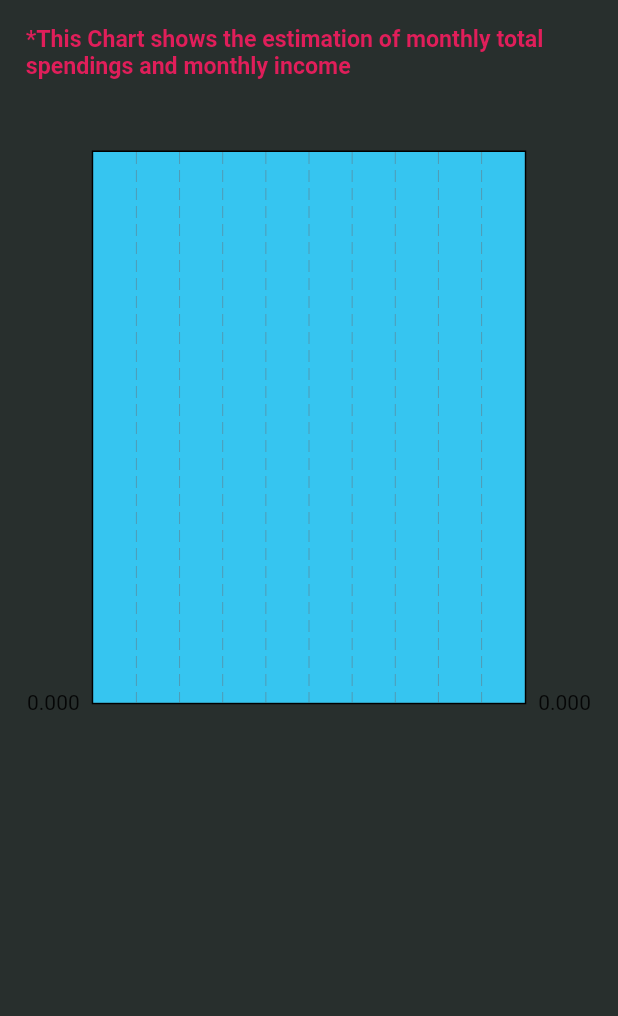
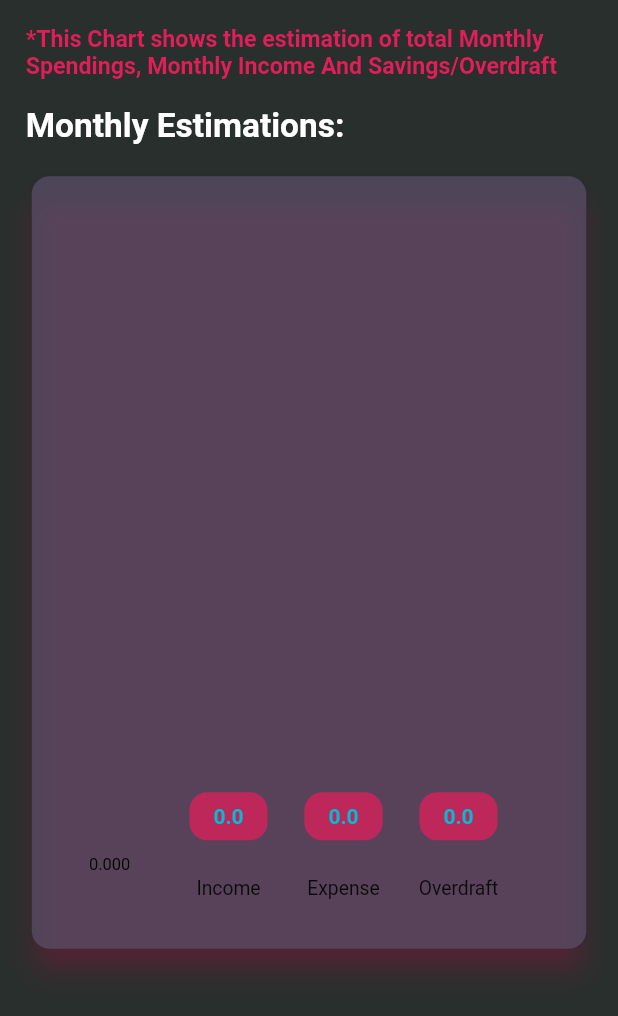
Before and after one commit to Sam21-39/Spend-Analytics, a Flutter app: the Estimate widget shown alone on an empty page, opened directly, on a phone screen of 412 x 824 dp. Shown: the top 1016 px of the screen. Run offline on Flutter 3.47's test engine with Material 2 defaults, Android fonts, the phone set to English and light mode, and no system bars; drawn by our look-alikes of fl_chart; our stand-ins replace flutter_screenutil, flutter_svg, package_info, shared_preferences, sqflite, toast; accounts and stored records are empty.

Commit message:
estimate and datamodel added

```diff
--- /dev/null
+++ b/spend_analytics/lib/Model/data_model.dart
@@ -0,0 +1,42 @@
+import 'package:flutter/material.dart';
+import 'package:spend_analytics/UI/uicolors.dart';
+
+class DataModel {
+  final int id;
+  final String name;
+  final double y;
+  final Color color;
+
+  DataModel({
+    @required this.id,
+    @required this.name,
+    @required this.y,
+    @required this.color,
+  });
+}
+
+class BarData {
+  static List<DataModel> barData(income, outcome) {
+    List<DataModel> bardata = [
+      DataModel(
+        id: 0,
+        name: "Income",
+        y: income,
+        color: UiColors.orange,
+      ),
+      DataModel(
+        id: 1,
+        name: "Expense",
+        y: outcome,
+        color: UiColors.red,
+      ),
+      DataModel(
+        id: 2,
+        name: income > outcome ? "Savings" : "Overdraft",
+        y: (income - outcome).abs(),
+        color: UiColors.primary,
+      ),
+    ];
+    return bardata;
+  }
+}
--- a/spend_analytics/lib/Screens/Charts/estimate.dart
+++ b/spend_analytics/lib/Screens/Charts/estimate.dart
@@ -1,8 +1,15 @@
+import 'dart:math';
+
 import 'package:fl_chart/fl_chart.dart';
 import 'package:flutter/material.dart';
-import 'package:flutter_svg/flutter_svg.dart';
+import 'package:shared_preferences/shared_preferences.dart';
+import 'package:spend_analytics/Model/data_model.dart';
+import 'package:spend_analytics/Model/spending_model.dart';
+import 'package:spend_analytics/Services/db_helper.dart';
 import 'package:spend_analytics/UI/uicolors.dart';
+import 'package:spend_analytics/UI/uitext.dart';
 import 'package:spend_analytics/Utils/display_utils.dart';
+import 'package:spend_analytics/Utils/sp_constants.dart';
 
 class Estimate extends StatefulWidget {
   @override
@@ -10,6 +17,22 @@ class Estimate extends StatefulWidget {
 }
 
 class _EstimateState extends State<Estimate> {
+  double income = 0.0, expense = 0.0;
+  List<SpendingModel> spm = [];
+  DbHelper _dbHelper = DbHelper.dbInstance;
+
+  @override
+  void initState() {
+    super.initState();
+    getDbValues();
+    SharedPreferences.getInstance().then(
+      (sp) {
+        income = sp.getInt(AMOUNT).toDouble();
+        setState(() {});
+      },
+    );
+  }
+
   @override
   Widget build(BuildContext context) {
     var textTheme = Theme.of(context).textTheme;
@@ -19,7 +42,7 @@ class _EstimateState extends State<Estimate> {
       ),
       children: [
         Text(
-          "*This Chart shows the estimation of monthly total spendings and monthly income",
+          "*This Chart shows the estimation of total Monthly Spendings, Monthly Income And Savings/Overdraft",
           style: textTheme.headline4.copyWith(
             fontSize: setScreenUtill(18.0),
             color: UiColors.red,
@@ -28,15 +51,82 @@ class _EstimateState extends State<Estimate> {
         SizedBox(
           height: setScreenUtill(20.0),
         ),
+        Text(
+          "Monthly Estimations:",
+          style: textTheme.headline4.copyWith(
+            fontSize: setScreenUtill(26.0),
+          ),
+        ),
         SizedBox(
-          height: setScreenUtill(500.0),
-          child: BarChart(
-            BarChartData(
-              alignment: BarChartAlignment.center,
-              backgroundColor: UiColors.lightBlue,
-              gridData: FlGridData(
-                drawHorizontalLine: true,
-                drawVerticalLine: true,
+          height: setScreenUtill(20.0),
+        ),
+        Card(
+          color: Colors.transparent,
+          borderOnForeground: true,
+          shape: RoundedRectangleBorder(
+            borderRadius: BorderRadius.circular(12.0),
+          ),
+          child: Container(
+            alignment: Alignment.center,
+            height: setScreenUtill(600.0),
+            padding: EdgeInsets.all(
+              setScreenUtill(30.0),
+            ),
+            decoration: BoxDecoration(
+              color: UiColors.darkGrey.withOpacity(0.75),
+              borderRadius: BorderRadius.circular(12.0),
+            ),
+            child: SizedBox(
+              height: MediaQuery.of(context).size.height * 0.7,
+              child: BarChart(
+                BarChartData(
+                  groupsSpace: setScreenUtill(80.0),
+                  maxY: (income + min((income - expense).abs(), expense)),
+                  alignment: BarChartAlignment.center,
+                  borderData: FlBorderData(show: false),
+                  barTouchData: BarTouchData(
+                    enabled: true,
+                    touchTooltipData: BarTouchTooltipData(
+                      tooltipBgColor: UiColors.lightRed.withOpacity(0.75),
+                      tooltipRoundedRadius: 12.0,
+                    ),
+                  ),
+                  barGroups: BarData.barData(income, expense)
+                      .map(
+                        (e) => BarChartGroupData(
+                          barsSpace: setScreenUtill(100.0),
+                          showingTooltipIndicators: [
+                            income.floor(),
+                            expense.floor(),
+                          ],
+                          x: e.id,
+                          barRods: [
+                            BarChartRodData(
+                              y: e.y,
+                              colors: [e.color],
+                              borderRadius: BorderRadius.circular(4.0),
+                            ),
+                          ],
+                        ),
+                      )
+                      .toList(),
+                  gridData: FlGridData(
+                    verticalInterval: 5,
+                  ),
+                  titlesData: FlTitlesData(
+                    show: true,
+                    bottomTitles: SideTitles(
+                      margin: setScreenUtill(10.0),
+                      getTitles: (value) => BarData.barData(income, expense)
+                          .firstWhere((element) => element.id == value)
+                          .name,
+                      getTextStyles: (value) => UiText.normalText.copyWith(
+                        fontSize: setScreenUtill(15.0),
+                      ),
+                      showTitles: true,
+                    ),
+                  ),
+                ),
               ),
             ),
           ),
@@ -44,4 +134,24 @@ class _EstimateState extends State<Estimate> {
       ],
     );
   }
+
+  void getDbValues() async {
+    spm.clear();
+
+    var data = await _dbHelper.querySelected(
+      DateTime.now().month.toString(),
+    );
+
+    if (data.isNotEmpty) {
+      data.forEach(
+        (e) => spm.add(
+          SpendingModel.fromJson(e),
+        ),
+      );
+    }
+    spm.forEach((element) {
+      expense += element.amount.toDouble();
+    });
+    setState(() {});
+  }
 }
```
